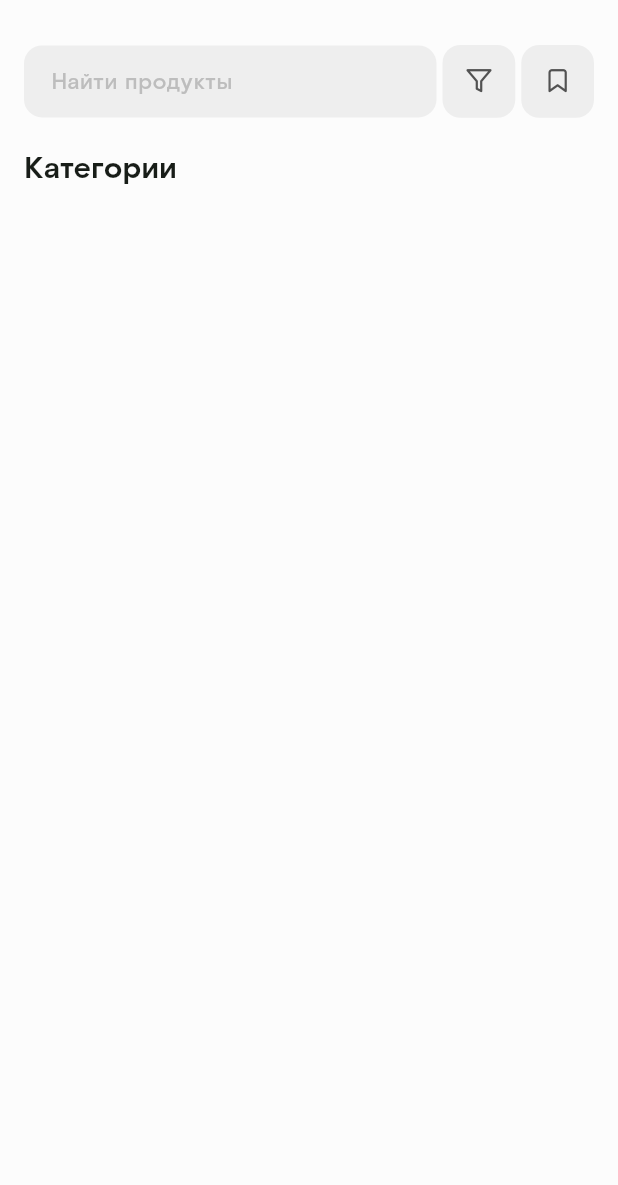
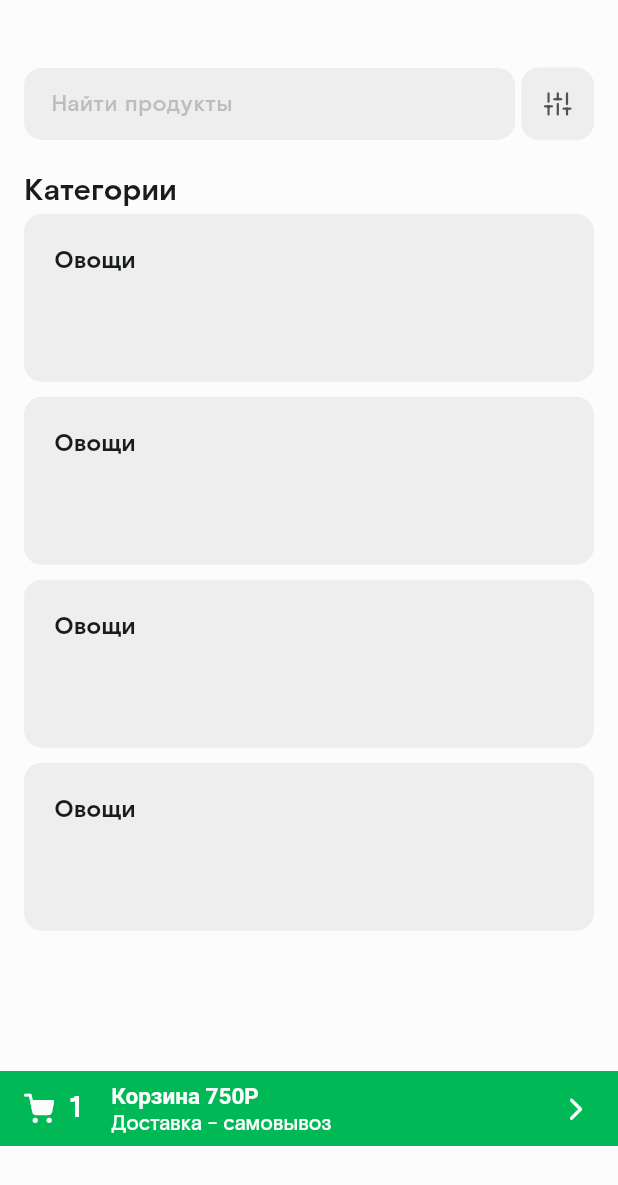
Before and after one commit to MunIine/dorimol, a Flutter app: the screen it shows after launch, on a phone screen of 412 x 824 dp. Shown: the top 1185 px of the screen. Run offline on Flutter 3.47's test engine with Material 3 defaults, Android fonts, the phone set to English and light mode, and no system bars.

Commit message:
Categories screen

```diff
--- a/lib/main.dart
+++ b/lib/main.dart
@@ -1,4 +1,4 @@
-import 'package:dorimol/screens/catalog/catalog.dart';
+import 'package:dorimol/screens/categories/categories.dart';
 import 'package:dorimol/theme/theme.dart';
 import 'package:flutter/material.dart';
 
@@ -13,7 +13,7 @@ class MyApp extends StatelessWidget {
   Widget build(BuildContext context) {
     return MaterialApp(
       theme: lightTheme,
-      home: Catalog(),
+      home: CategoriesScreen(),
     );
   }
 }
--- a/lib/screens/catalog/catalog.dart
+++ /dev/null
@@ -1,24 +0,0 @@
-import 'package:dorimol/widgets/app_search_bar.dart';
-import 'package:flutter/material.dart';
-
-class Catalog extends StatelessWidget {
-  const Catalog({super.key});
-
-  @override
-  Widget build(BuildContext context) {
-    return Scaffold(
-      body: Padding(
-        padding: const EdgeInsets.symmetric(horizontal: 16).copyWith(top: 30),
-        child: Column(
-          crossAxisAlignment: CrossAxisAlignment.start,
-          children: [
-            AppSearchBar(bookmark: true),
-            SizedBox(height: 20),
-            Text("Категории", style: TextStyle(fontSize: 20, fontWeight: FontWeight.bold),),
-            SizedBox(height: 20),
-          ],
-        ),
-      ),
-    );
-  }
-}
--- /dev/null
+++ b/lib/screens/categories/categories.dart
@@ -0,0 +1,63 @@
+import 'package:dorimol/screens/categories/widgets/category_card.dart';
+import 'package:dorimol/theme/theme.dart';
+import 'package:dorimol/widgets/app_search_bar.dart';
+import 'package:dorimol/widgets/svg_icons.dart';
+import 'package:flutter/material.dart';
+
+class CategoriesScreen extends StatelessWidget {
+  const CategoriesScreen({super.key});
+
+  @override
+  Widget build(BuildContext context) {
+    return Scaffold(
+      body: Padding(
+        padding: const EdgeInsets.symmetric(horizontal: 16).copyWith(top: 45),
+        child: Column(
+          crossAxisAlignment: CrossAxisAlignment.start,
+          children: [
+            AppSearchBar(sliders: true),
+            SizedBox(height: 20),
+            Text("Категории", style: TextStyle(fontSize: 20, fontWeight: FontWeight.bold),),
+            Expanded(
+              child: ListView.separated(
+                itemBuilder: (BuildContext context, int index) => CategoryCard(child: Text("Овощи", style: TextStyle(fontSize: 16, fontWeight: FontWeight.bold))),
+                separatorBuilder: (BuildContext context, int index) => SizedBox(height: 10),
+                itemCount: 4,
+              )
+            )
+          ],
+        ),
+      ),
+      bottomNavigationBar: Padding(
+        padding: const EdgeInsets.only(bottom: 60),
+        child: Container(
+          height: 50,
+          width: double.infinity,
+          color: brandColor,
+          child: Padding(
+            padding: EdgeInsets.symmetric(horizontal: 16).copyWith(top: 8, bottom: 8),
+            child: Row(
+              children: [
+                Icon(SvgIcons.shoppingCartFilled, color: backgroundColor, size: 20),
+                SizedBox(width: 10),
+                Text("1", style: TextStyle(color: backgroundColor, fontSize: 20, fontWeight: FontWeight.bold)),
+                SizedBox(width: 20),
+                RichText(
+                  text: TextSpan(
+                    style: TextStyle(fontFamily: "Rostelecom", color: backgroundColor),
+                    children: [
+                      TextSpan(text: "Корзина 750Р\n", style: TextStyle(fontWeight: FontWeight.bold, fontSize: 15)),
+                      TextSpan(text: "Доставка - самовывоз")
+                    ]
+                  )
+                ),
+                Spacer(),
+                Icon(SvgIcons.back, color: backgroundColor,)
+              ],
+            ),
+          ),
+        ),
+      ),
+    );
+  }
+}
--- /dev/null
+++ b/lib/screens/categories/widgets/category_card.dart
@@ -0,0 +1,24 @@
+import 'package:dorimol/theme/theme.dart';
+import 'package:flutter/material.dart';
+
+class CategoryCard extends StatelessWidget {
+  const CategoryCard({super.key, required this.child});
+
+  final Widget child;
+
+  @override
+  Widget build(BuildContext context) {
+    return Container(
+      height: 112,
+      width: double.infinity,
+      decoration: BoxDecoration(
+        borderRadius: BorderRadius.circular(12),
+        color: blockColor,
+      ),
+      child: Padding(
+        padding: EdgeInsets.all(20),
+        child: child,
+      ),
+    );
+  }
+}
--- a/lib/widgets/app_search_bar.dart
+++ b/lib/widgets/app_search_bar.dart
@@ -3,9 +3,9 @@ import 'package:dorimol/widgets/svg_icons.dart';
 import 'package:flutter/material.dart';
 
 class AppSearchBar extends StatelessWidget {
-  const AppSearchBar({super.key, this.bookmark = false});
+  const AppSearchBar({super.key, this.sliders = false});
 
-  final bool bookmark;
+  final bool sliders;
 
   @override
   Widget build(BuildContext context) {
@@ -36,11 +36,9 @@ class AppSearchBar extends StatelessWidget {
             ),
           )
         ),
-        SizedBox(width: 4),
-        BoxIconButton(icon: SvgIcons.filter),
-        if(bookmark)...[
+        if(sliders)...[
           SizedBox(width: 4),
-          BoxIconButton(icon: SvgIcons.bookmark)
+          BoxIconButton(icon: SvgIcons.sliders)
         ],
       ],
     );
--- a/lib/widgets/svg_icons.dart
+++ b/lib/widgets/svg_icons.dart
@@ -9,6 +9,11 @@ class SvgIcons {
   static const IconData minus = IconData(0xe903, fontFamily: _fontFamily);
   static const IconData plus = IconData(0xe904, fontFamily: _fontFamily);
   static const IconData shoppingCart = IconData(0xe905, fontFamily: _fontFamily);
+  static const IconData shoppingCartFilled = IconData(0xe908, fontFamily: _fontFamily);
   static const IconData sliders = IconData(0xe906, fontFamily: _fontFamily);
   static const IconData trash = IconData(0xe907, fontFamily: _fontFamily);
+  static const IconData x = IconData(0xe909, fontFamily: _fontFamily);
+  static const IconData back = IconData(0xe910, fontFamily: _fontFamily);
+  static const IconData xCirle = IconData(0xe912, fontFamily: _fontFamily);
+  static const IconData xCirleFilled = IconData(0xe911, fontFamily: _fontFamily);
 }
```
Also changed, not shown: lib/assets/fonts/icomoon.ttf.
